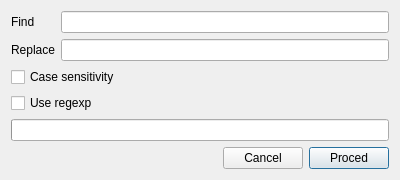
Before: the Qt Designer form replacedialog.ui in Kuszki/K-Converter, drawn with Qt 5.
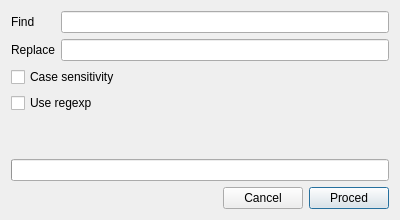
After: the same form once the commit is applied. Icons and pictures are not drawn.

Commit message: Add tooltips to widgets

```diff
--- a/replacedialog.ui
+++ b/replacedialog.ui
@@ -7,7 +7,7 @@
     <x>0</x>
     <y>0</y>
     <width>400</width>
-    <height>175</height>
+    <height>220</height>
    </rect>
   </property>
   <property name="windowTitle">
```
Left out of the diff: 18 changed lines with no effect on the pictures. The commit also changes 4 other files.
